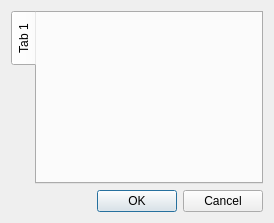
Old version of the form papywizard/view/ui/pluginsConfigDialog.ui in the repository bingostar89/Papywizard.
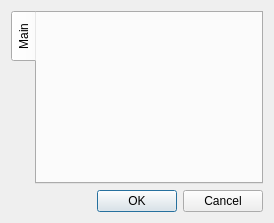
New version of the form. Icons and pictures are not drawn.

Commit message: New tab handling

```diff
--- a/papywizard/view/ui/pluginsConfigDialog.ui
+++ b/papywizard/view/ui/pluginsConfigDialog.ui
@@ -28,9 +28,9 @@
      <property name="currentIndex" >
       <number>0</number>
      </property>
-     <widget class="QWidget" name="tab" >
-      <attribute name="title" >
-       <string>Tab 1</string>
+     <widget class="QWidget" name="mainTab">
+      <attribute name="title">
+       <string>Main</string>
       </attribute>
       <layout class="QVBoxLayout" name="verticalLayout_2" />
      </widget>
```
Left out of the diff: 47 changed lines with no effect on the pictures. The commit also changes 1 other file.
